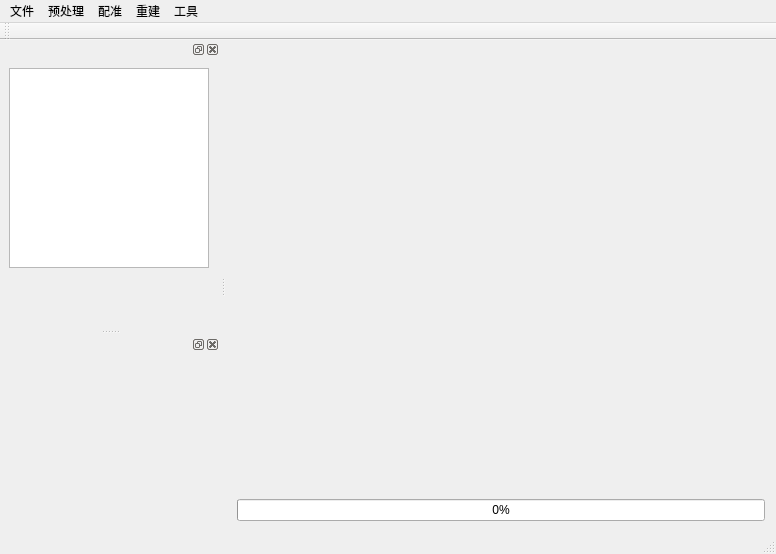
This is zero.ui in bozhicheng91/zero as Qt 5 draws it before an edit. The edited form follows.
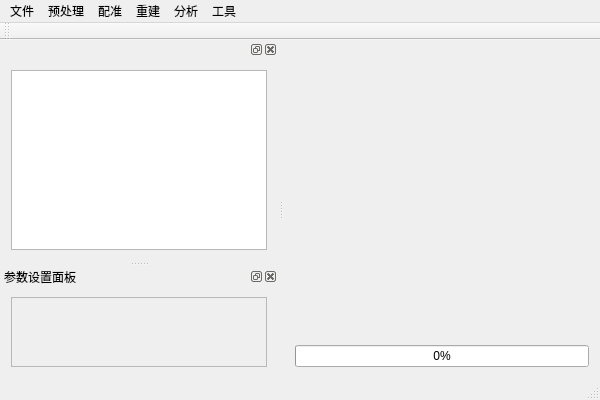
This is the edited form. Custom widgets are drawn as their Qt base class.

The edit to the form file:
```diff
--- a/zero.ui
+++ b/zero.ui
@@ -6,16 +6,10 @@
    <rect>
     <x>0</x>
     <y>0</y>
-    <width>776</width>
-    <height>554</height>
+    <width>600</width>
+    <height>400</height>
    </rect>
   </property>
-  <property name="sizePolicy">
-   <sizepolicy hsizetype="Minimum" vsizetype="Minimum">
-    <horstretch>0</horstretch>
-    <verstretch>0</verstretch>
-   </sizepolicy>
-  </property>
   <property name="windowTitle">
    <string>Zero</string>
   </property>
@@ -28,9 +22,6 @@
       </item>
       <item>
        <widget class="QProgressBar" name="progressBar">
-        <property name="maximum">
-         <number>10000</number>
-        </property>
         <property name="value">
          <number>0</number>
         </property>
@@ -45,7 +36,7 @@
     <rect>
      <x>0</x>
      <y>0</y>
-     <width>776</width>
+     <width>600</width>
      <height>23</height>
     </rect>
    </property>
@@ -87,7 +78,7 @@
    </widget>
    <widget class="QMenu" name="menu_4">
     <property name="title">
-     <string>工具</string>
+     <string>分析</string>
     </property>
     <addaction name="actionMeasure"/>
     <addaction name="actionPolePoint"/>
@@ -108,11 +99,18 @@
     </widget>
     <addaction name="menuAutoICP"/>
    </widget>
+   <widget class="QMenu" name="menu_6">
+    <property name="title">
+     <string>工具</string>
+    </property>
+    <addaction name="actionMeasureD"/>
+   </widget>
    <addaction name="menu"/>
    <addaction name="menu_2"/>
    <addaction name="menu_5"/>
    <addaction name="menu_3"/>
    <addaction name="menu_4"/>
+   <addaction name="menu_6"/>
   </widget>
   <widget class="QToolBar" name="mainToolBar">
    <attribute name="toolBarArea">
@@ -124,63 +122,53 @@
   </widget>
   <widget class="QStatusBar" name="statusBar"/>
   <widget class="QDockWidget" name="filedockWidget">
-   <property name="minimumSize">
-    <size>
-     <width>220</width>
-     <height>220</height>
-    </size>
-   </property>
    <attribute name="dockWidgetArea">
     <number>1</number>
    </attribute>
    <widget class="QWidget" name="dockWidgetContents">
-    <widget class="QTreeWidget" name="treeWidget">
-     <property name="geometry">
-      <rect>
-       <x>9</x>
-       <y>9</y>
-       <width>200</width>
-       <height>200</height>
-      </rect>
-     </property>
-     <property name="sizePolicy">
-      <sizepolicy hsizetype="Minimum" vsizetype="Minimum">
-       <horstretch>0</horstretch>
-       <verstretch>0</verstretch>
-      </sizepolicy>
-     </property>
-     <property name="columnCount">
-      <number>0</number>
-     </property>
-    </widget>
+    <layout class="QVBoxLayout" name="verticalLayout_2" stretch="0">
+     <item>
+      <widget class="QTreeWidget" name="treeWidget">
+       <property name="columnCount">
+        <number>0</number>
+       </property>
+      </widget>
+     </item>
+    </layout>
    </widget>
   </widget>
-  <widget class="QDockWidget" name="paradockWidget">
-   <property name="minimumSize">
-    <size>
-     <width>150</width>
-     <height>150</height>
-    </size>
+  <widget class="QDockWidget" name="parameterdockWidget">
+   <property name="windowTitle">
+    <string>参数设置面板</string>
    </property>
    <attribute name="dockWidgetArea">
     <number>1</number>
    </attribute>
    <widget class="QWidget" name="dockWidgetContents_2">
-    <widget class="QWidget" name="gridLayoutWidget">
-     <property name="geometry">
-      <rect>
-       <x>10</x>
-       <y>10</y>
-       <width>201</width>
-       <height>181</height>
-      </rect>
-     </property>
-     <layout class="QGridLayout" name="gridLayout">
-      <property name="sizeConstraint">
-       <enum>QLayout::SetMinimumSize</enum>
-      </property>
-     </layout>
-    </widget>
+    <layout class="QVBoxLayout" name="verticalLayout_4">
+     <item>
+      <widget class="QScrollArea" name="scrollArea">
+       <property name="widgetResizable">
+        <bool>true</bool>
+       </property>
+       <widget class="QWidget" name="scrollAreaWidgetContents">
+        <property name="geometry">
+         <rect>
+          <x>0</x>
+          <y>0</y>
+          <width>254</width>
+          <height>69</height>
+         </rect>
+        </property>
+        <layout class="QVBoxLayout" name="verticalLayout_5">
+         <item>
+          <layout class="QGridLayout" name="gridLayout"/>
+         </item>
+        </layout>
+       </widget>
+      </widget>
+     </item>
+    </layout>
    </widget>
   </widget>
   <action name="actionOpenCloud">
```
Left out of the diff: 16 changed lines with no effect on the pictures.
